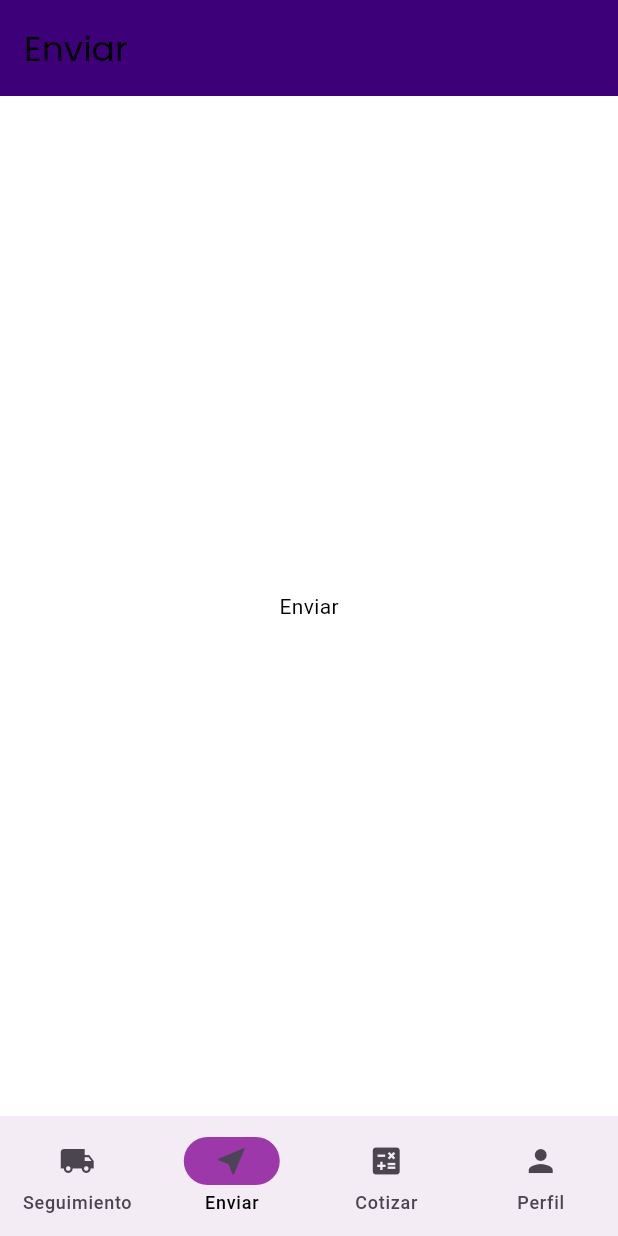
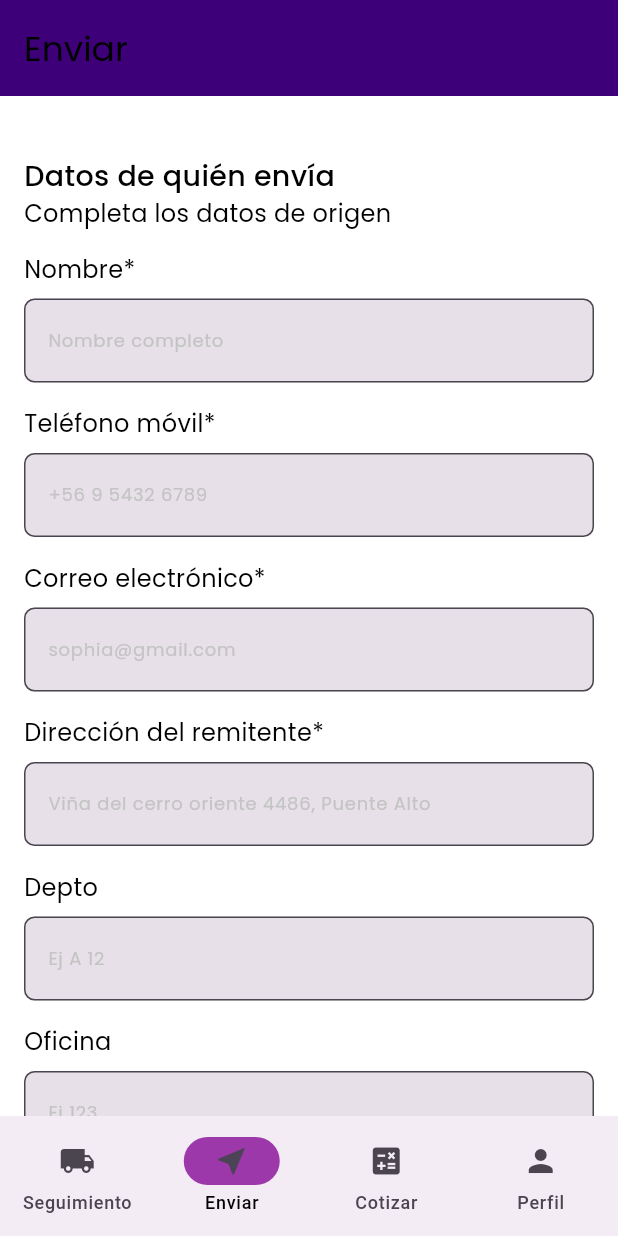
Before and after one commit to S1MAA/PIP_APP, a Flutter app: the screen it shows after launch, item 2 of the bottom bar chosen, on a phone screen of 412 x 824 dp. Run offline on Flutter 3.47's test engine with Material 3 defaults, Android fonts, the phone set to English and light mode, and no system bars; our stand-ins replace cloud_firestore, firebase_core, flex_color_scheme; accounts and stored records are empty.

Commit message:
formulario enviar listo se suben los datos

```diff
--- a/pip_app/lib/components/cotizarform.dart
+++ b/pip_app/lib/components/cotizarform.dart
@@ -335,7 +335,7 @@ class _CotizarFormState extends State<CotizarForm> {
             Center(
               child: SizedBox(
                 width: 330,
-                child: ElevatedButton(
+                child: FilledButton(
                   onPressed: () => _subirDatosYNavegar(context),
                   child: const Text('GENERAR COTIZACIÓN'),
                 ),
--- /dev/null
+++ b/pip_app/lib/components/enviarform.dart
@@ -0,0 +1,401 @@
+import 'package:flutter/material.dart';
+import 'package:cloud_firestore/cloud_firestore.dart';
+
+
+class EnviarForm extends StatefulWidget {
+  const EnviarForm({super.key});
+
+  @override
+  // ignore: library_private_types_in_public_api
+  _EnviarFormState createState() => _EnviarFormState();
+}
+
+class _EnviarFormState extends State<EnviarForm> {
+  final TextEditingController _nombre = TextEditingController();
+  final TextEditingController _telefonoMovil = TextEditingController();
+  final TextEditingController _correoElectronico = TextEditingController();
+  final TextEditingController _direccionRemitente = TextEditingController();
+  final TextEditingController _depto = TextEditingController();
+  final TextEditingController _oficina = TextEditingController();
+  final TextEditingController _regionOrigen = TextEditingController();
+  final TextEditingController _comunaOrigen = TextEditingController();
+
+  // Método para validar si todos los campos están completos
+  bool _camposCompletos() {
+    return _nombre.text.isNotEmpty &&
+        _telefonoMovil.text.isNotEmpty &&
+        _correoElectronico.text.isNotEmpty &&
+        _direccionRemitente.text.isNotEmpty &&
+        _depto.text.isNotEmpty &&
+        _oficina.text.isNotEmpty &&
+        _regionOrigen.text.isNotEmpty &&
+        _comunaOrigen.text.isNotEmpty;
+  }
+
+  // Método para subir los datos a Firebase y navegar a otra pantalla
+  Future<void> _subirDatosYNavegar(BuildContext context) async {
+    if (!_camposCompletos()) {
+      ScaffoldMessenger.of(context).showSnackBar(
+        const SnackBar(
+          content: Text('Por favor, complete todos los campos.'),
+          duration: Duration(seconds: 3),
+        ),
+      );
+      return; // No continuar si los campos están incompletos
+    }
+
+    try {
+      // Subir los datos a Firebase
+      await FirebaseFirestore.instance.collection('EnviarData').add({
+        'nombre': _nombre.text, // Extraer texto del controlador
+        'telefono': _telefonoMovil.text, // Extraer texto del controlador
+        'correo': _correoElectronico.text,
+        'direccion remitente': _direccionRemitente.text,
+        'depto': _depto.text,
+        'oficina': _oficina.text,
+        'region': _regionOrigen.text,
+        'comuna': _comunaOrigen.text,
+        'timestamp': FieldValue.serverTimestamp(), // Fecha/hora del servidor
+      });
+
+      // Mostrar mensaje de éxito
+      if (context.mounted) {
+        ScaffoldMessenger.of(context).showSnackBar(
+          const SnackBar(content: Text('Datos guardados exitosamente')),
+        );
+      }
+    } catch (e) {
+      // ignore: use_build_context_synchronously
+      ScaffoldMessenger.of(context).showSnackBar(
+        const SnackBar(content: Text('Error al guardar los datos')),
+      );
+    }
+  }
+
+  @override
+  void dispose() {
+    _nombre.dispose();
+    _telefonoMovil.dispose();
+    _correoElectronico.dispose();
+    _direccionRemitente.dispose();
+    _depto.dispose();
+    _oficina.dispose();
+    _regionOrigen.dispose();
+    _comunaOrigen.dispose();
+    super.dispose();
+  }
+
+  @override
+  Widget build(BuildContext context) {
+    return Scaffold(
+      body: SingleChildScrollView(
+        padding: const EdgeInsets.all(16.0),
+        child: Column(
+          crossAxisAlignment: CrossAxisAlignment.start,
+          mainAxisSize: MainAxisSize.min,
+          children: [
+            const SizedBox(height: 24),
+            const Text(
+              'Datos de quién envía',
+              style: TextStyle(fontSize: 19, fontFamily: 'Poppins-Medium'),
+            ),
+            const Text(
+              'Completa los datos de origen',
+              style: TextStyle(fontSize: 16, fontFamily: 'Poppins-Regular'),
+            ),
+            const SizedBox(height: 14),
+            const Text(
+              'Nombre*',
+              style: TextStyle(fontSize: 16, fontFamily: 'Poppins-Regular'),
+            ),
+            const SizedBox(height: 8),
+            TextFormField(
+              controller: _nombre,
+              decoration: const InputDecoration(
+                labelText: 'Nombre completo',
+                labelStyle: TextStyle(
+                  fontFamily: 'Poppins-Regular',
+                  fontSize: 12,
+                  color: Color.fromARGB(255, 196, 196, 196),
+                ),
+                errorStyle: TextStyle(
+                  fontSize: 12,
+                  color: Colors.red,
+                ),
+              ),
+              validator: (value) {
+                if (value == null || value.isEmpty) {
+                  return 'Por favor, complete los campos faltantes';
+                }
+                return null;
+              },
+            ),
+
+            const SizedBox(height: 16),
+            const Text(
+              'Teléfono móvil*',
+              style: TextStyle(fontSize: 16, fontFamily: 'Poppins-Regular'),
+            ),
+            const SizedBox(height: 8),
+            TextFormField(
+              controller: _telefonoMovil,
+              decoration: const InputDecoration(
+                labelText: '+56 9 5432 6789',
+                labelStyle: TextStyle(
+                  fontFamily: 'Poppins-Regular',
+                  fontSize: 12,
+                  color: Color.fromARGB(255, 196, 196, 196),
+                ),
+                errorStyle: TextStyle(
+                  fontSize: 12,
+                  color: Colors.red,
+                ),
+              ),
+              validator: (value) {
+                if (value == null || value.isEmpty) {
+                  return 'Por favor, complete los campos faltantes';
+                }
+                return null;
+              },
+            ),
+
+            const SizedBox(height: 16),
+            const Text(
+              'Correo electrónico*',
+              style: TextStyle(fontSize: 16, fontFamily: 'Poppins-Regular'),
+            ),
+            const SizedBox(height: 8),
+            TextFormField(
+              controller: _correoElectronico,
+              decoration: const InputDecoration(
+                labelText: 'sophia@gmail.com',
+                labelStyle: TextStyle(
+                  fontFamily: 'Poppins-Regular',
+                  fontSize: 12,
+                  color: Color.fromARGB(255, 196, 196, 196),
+                ),
+                errorStyle: TextStyle(
+                  fontSize: 12,
+                  color: Colors.red,
+                ),
+              ),
+              validator: (value) {
+                if (value == null || value.isEmpty) {
+                  return 'Por favor, complete los campos faltantes';
+                }
+                return null;
+              },
+            ),
+
+            const SizedBox(height: 16),
+            const Text(
+              'Dirección del remitente*',
+              style: TextStyle(fontSize: 16, fontFamily: 'Poppins-Regular'),
+            ),
+            const SizedBox(height: 8),
+            TextFormField(
+              controller: _direccionRemitente,
+              decoration: const InputDecoration(
+                labelText: 'Viña del cerro oriente 4486, Puente Alto',
+                labelStyle: TextStyle(
+                  fontFamily: 'Poppins-Regular',
+                  fontSize: 12,
+                  color: Color.fromARGB(255, 196, 196, 196),
+                ),
+                errorStyle: TextStyle(
+                  fontSize: 12,
+                  color: Colors.red,
+                ),
+              ),
+              validator: (value) {
+                if (value == null || value.isEmpty) {
+                  return 'Por favor, complete los campos faltantes';
+                }
+                return null;
+              },
+            ),
+
+            const SizedBox(height: 16),
+            const Text(
+              'Depto',
+              style: TextStyle(fontSize: 16, fontFamily: 'Poppins-Regular'),
+            ),
+            const SizedBox(height: 8),
+            TextFormField(
+              controller: _depto,
+              decoration: const InputDecoration(
+                labelText: 'Ej A 12',
+                labelStyle: TextStyle(
+                  fontFamily: 'Poppins-Regular',
+                  fontSize: 12,
+                  color: Color.fromARGB(255, 196, 196, 196),
+                ),
+                errorStyle: TextStyle(
+                  fontSize: 12,
+                  color: Colors.red,
+                ),
+              ),
+              validator: (value) {
+                if (value == null || value.isEmpty) {
+                  return 'Por favor, complete los campos faltantes';
+                }
+                return null;
+              },
+            ),
+
+            const SizedBox(height: 16),
+            const Text(
+              'Oficina',
+              style: TextStyle(fontSize: 16, fontFamily: 'Poppins-Regular'),
+            ),
+            const SizedBox(height: 8),
+            TextFormField(
+              controller: _oficina,
+              decoration: const InputDecoration(
+                labelText: 'Ej 123',
+                labelStyle: TextStyle(
+                  fontFamily: 'Poppins-Regular',
+                  fontSize: 12,
+                  color: Color.fromARGB(255, 196, 196, 196),
+                ),
+                errorStyle: TextStyle(
+                  fontSize: 12,
+                  color: Colors.red,
+                ),
+              ),
+              validator: (value) {
+                if (value == null || value.isEmpty) {
+                  return 'Por favor, complete los campos faltantes';
+                }
+                return null;
+              },
+            ),
+            const SizedBox(height: 16),
+            const Text(
+              '( * ) Campo obligatorio',
+              style: TextStyle(fontSize: 12, fontFamily: 'Poppins-Regular'),
+            ),
+
+            const SizedBox(height: 30),
+            const Text(
+              'Dirección de origen',
+              style: TextStyle(fontSize: 19, fontFamily: 'Poppins-Medium'),
+            ),
+            const Text(
+              'Selecciona la comuna y región de origen. Puedes usar cualquier Punto PIP! dentro de la región seleccionada para ir a dejar tu envío. Verás los más cercanos en el mapa.',
+              style: TextStyle(fontSize: 16, fontFamily: 'Poppins-Regular'),
+            ),
+
+
+            const SizedBox(height: 12),
+            const Text(
+              'Región de origen',
+              style: TextStyle(fontSize: 16, fontFamily: 'Poppins-Regular'),
+            ),
+            const SizedBox(height: 8),
+            TextFormField(
+              controller: _regionOrigen,
+              decoration: const InputDecoration(
+                labelText: 'Región Metropolitana de Santiago',
+                labelStyle: TextStyle(
+                  fontFamily: 'Poppins-Regular',
+                  fontSize: 12,
+                  color: Color.fromARGB(255, 196, 196, 196),
+                ),
+                errorStyle: TextStyle(
+                  fontSize: 12,
+                  color: Colors.red,
+                ),
+              ),
+              validator: (value) {
+                if (value == null || value.isEmpty) {
+                  return 'Por favor, complete los campos faltantes';
+                }
+                return null;
+              },
+            ),
+
+
+            const SizedBox(height: 16),
+            const Text(
+              'Comuna de origen*',
+              style: TextStyle(fontSize: 16, fontFamily: 'Poppins-Regular'),
+            ),
+            const SizedBox(height: 8),
+            TextFormField(
+              controller: _comunaOrigen,
+              decoration: const InputDecoration(
+                labelText: 'Puente Alto',
+                labelStyle: TextStyle(
+                  fontFamily: 'Poppins-Regular',
+                  fontSize: 12,
+                  color: Color.fromARGB(255, 196, 196, 196),
+                ),
+                errorStyle: TextStyle(
+                  fontSize: 12,
+                  color: Colors.red,
+                ),
+              ),
+              validator: (value) {
+                if (value == null || value.isEmpty) {
+                  return 'Por favor, complete los campos faltantes';
+                }
+                return null;
+              },
+            ),
+
+            const SizedBox(height: 16),
+            const Text(
+              'Resultados de la búsqueda',
+              style: TextStyle(fontSize: 16, fontFamily: 'Poppins-Regular'),
+            ),
+            const SizedBox(height: 8),
+            const Text(
+              '1 punto PIP!',
+              style: TextStyle(fontSize: 14, fontFamily: 'Poppins-Regular'),
+            ),
+            Divider(
+              color: Theme.of(context).colorScheme.secondary, // Color de la línea
+              thickness: 2.0,     // Grosor de la línea
+            ),
+
+            Container(
+              width: double.infinity, // Ocupa el ancho completo
+              height: 150.0, // Altura fija
+              decoration: BoxDecoration(
+                color: Colors.grey[300], // Color de fondo
+                borderRadius: BorderRadius.circular(12.0), // Borde redondeado
+              ),
+              alignment: Alignment.center, // Centra el contenido
+              child: const Text(
+                'Imagen',
+                style: TextStyle(
+                  fontSize: 18,
+                  fontFamily: 'Poppins-Bold',
+                ),
+              ),
+            ),
+
+            const SizedBox(height: 16),
+            const Text(
+              'Punto PIP! Express',
+              style: TextStyle(fontSize: 14, fontFamily: 'Poppins-Regular'),
+            ),
+
+            const SizedBox(height: 30),
+
+            Center(
+              child: SizedBox(
+                width: 330,
+                child: FilledButton(
+                  onPressed: () => _subirDatosYNavegar(context),
+                  child: const Text('ENVIAR'),
+                ),
+              ),
+            ),
+          ],
+        ),
+      ),
+    );
+  }
+}
--- a/pip_app/lib/screens/home.dart
+++ b/pip_app/lib/screens/home.dart
@@ -1,6 +1,7 @@
 import 'package:flutter/material.dart';
 import 'package:cloud_firestore/cloud_firestore.dart';
 import 'package:pip_app/components/appbar.dart'; // Acuérdate que modular estilos es el nombre MI PROYECTO
+import 'package:pip_app/components/enviarform.dart';
 import 'package:pip_app/components/formulario.dart';
 import 'package:pip_app/components/cotizarform.dart';
 
@@ -279,7 +280,7 @@ class Enviar extends StatelessWidget {
         ),
       ),
       body: const Center(
-        child: Text('Enviar'),
+        child: EnviarForm(),
       ),
     );
   }
```
